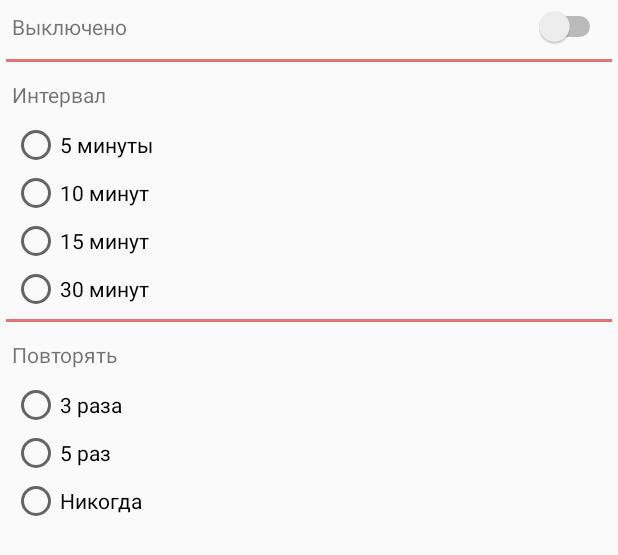
After one commit to AntonZarytski/CycleAlarm, an Android app: the layout pause_dialog.xml on its own in the app's theme, with its tools: preview values and no code run, on a phone screen of 412 x 824 dp. The commit adds this screen. Shown: the top 555 px of the screen. Run offline under Robolectric (Android 15) with nearby library versions, the phone set to English and light mode, and no system bars.

Commit message:
fixed bugs when adding a new cycle, and add ability to add a pause to alarm(dialog frame)

```diff
--- a/app/src/main/java/zaritsky/com/cyclealarm/fragments/CalendarFragment.java
+++ b/app/src/main/java/zaritsky/com/cyclealarm/fragments/CalendarFragment.java
@@ -49,9 +49,9 @@ public class CalendarFragment extends Fragment {
         }
         ArrayAdapter<CharSequence> adapter = new ArrayAdapter<>(getContext(), R.layout.spinner_item, cyclesNames);
         cycleSelector.setAdapter(adapter);
-        if (cycleList!=null){
+        if (!cycleList.isEmpty()){
          typeCycle = new ArrayList<>();
-        currentCycle = cycleList.get(0);
+         currentCycle = cycleList.get(0);
             for (int i = 0; i <currentCycle.getCycle().size() ; i++) {
                 if (currentCycle.getCycle().get(i)!=null){
                     typeCycle.add(currentCycle.getCycle().get(i));
--- a/app/src/main/java/zaritsky/com/cyclealarm/fragments/TypeDayRecyclerList.java
+++ b/app/src/main/java/zaritsky/com/cyclealarm/fragments/TypeDayRecyclerList.java
@@ -28,7 +28,6 @@ public class TypeDayRecyclerList extends Fragment {
     private TypesList typesList;
     private TypeDayAdapter adapter;
     private RecyclerView recyclerView;
-
     @Override
     public void onAttach(Context context) {
         super.onAttach(context);
--- a/app/src/main/java/zaritsky/com/cyclealarm/models/AlarmList.java
+++ b/app/src/main/java/zaritsky/com/cyclealarm/models/AlarmList.java
@@ -45,7 +45,7 @@ public class AlarmList implements Serializable {
         alarmList.remove(position);
     }
     public void changeAlarm(Alarm newAlarm, int position){
-        removeAlarm(position);
+        alarmList.remove(position);
         alarmList.add(position, newAlarm);
     }
 }
--- a/app/src/main/java/zaritsky/com/cyclealarm/models/Cycle.java
+++ b/app/src/main/java/zaritsky/com/cyclealarm/models/Cycle.java
@@ -37,6 +37,9 @@ public class Cycle implements Serializable {
     public void removeFromCycle(int index){
         cycle.remove(index);
     }
+    public void setCycle(List<TypeOfDay> currentCycle){
+        cycle = currentCycle;
+    }
     public void setName(String name) {
         this.name = name;
     }
--- a/app/src/main/java/zaritsky/com/cyclealarm/models/CycleList.java
+++ b/app/src/main/java/zaritsky/com/cyclealarm/models/CycleList.java
@@ -36,6 +36,10 @@ public class CycleList implements Serializable{
     public void removeCycle(Cycle cycle){
         cycleList.remove(cycle);
     }
+    public void changeCycle(Cycle newcycle, int changedCyclePosition){
+        cycleList.remove(changedCyclePosition);
+        cycleList.add(changedCyclePosition, newcycle);
+    }
 
     public List<Cycle> getCycleList() {
         return cycleList;
--- /dev/null
+++ b/app/src/main/res/layout/pause_dialog.xml
@@ -0,0 +1,119 @@
+<?xml version="1.0" encoding="utf-8"?>
+<RelativeLayout xmlns:android="http://schemas.android.com/apk/res/android"
+    android:layout_width="match_parent"
+    android:layout_height="match_parent">
+
+    <TextView
+        android:id="@+id/pause_text_view_dialog"
+        android:layout_width="wrap_content"
+        android:layout_height="wrap_content"
+        android:padding="8dp"
+        android:layout_alignParentStart="true"
+        android:text="@string/on" />
+
+    <Switch
+        android:id="@+id/switch_pause_dialog"
+        android:layout_width="wrap_content"
+        android:layout_height="wrap_content"
+        android:layout_alignParentEnd="true"
+        android:padding="8dp" />
+
+    <LinearLayout
+        android:id="@+id/line_pause_dialog"
+        android:layout_width="match_parent"
+        android:layout_height="2dp"
+        android:layout_below="@id/switch_pause_dialog"
+        android:layout_margin="4dp"
+        android:background="@color/colorAccent"
+        android:orientation="horizontal" />
+
+    <ScrollView
+        android:layout_width="match_parent"
+        android:layout_height="wrap_content"
+        android:layout_below="@id/line_pause_dialog">
+
+        <LinearLayout
+            android:id="@+id/data_pause_dialog"
+            android:layout_width="match_parent"
+            android:layout_height="wrap_content"
+            android:orientation="vertical">
+            <TextView
+                android:id="@+id/interval_text_view"
+                android:layout_width="wrap_content"
+                android:layout_height="wrap_content"
+                android:padding="8dp"
+                android:text="@string/interval" />
+
+            <RadioGroup
+                android:id="@+id/radiobtn_group_pause"
+                android:layout_width="wrap_content"
+                android:layout_height="wrap_content"
+                android:paddingStart="8dp">
+
+                <RadioButton
+                    android:id="@+id/five_min_pause"
+                    android:layout_width="wrap_content"
+                    android:layout_height="wrap_content"
+                    android:text="@string/five_minute" />
+
+                <RadioButton
+                    android:id="@+id/ten_min_pause"
+                    android:layout_width="wrap_content"
+                    android:layout_height="wrap_content"
+                    android:text="@string/ten_minute" />
+
+                <RadioButton
+                    android:id="@+id/fifteen_min_pause"
+                    android:layout_width="wrap_content"
+                    android:layout_height="wrap_content"
+                    android:text="@string/fifteen" />
+
+                <RadioButton
+                    android:id="@+id/thirty_min_pause"
+                    android:layout_width="wrap_content"
+                    android:layout_height="wrap_content"
+                    android:text="@string/thirty_minute" />
+            </RadioGroup>
+
+            <LinearLayout
+                android:id="@+id/line_pause_dialog1"
+                android:layout_width="match_parent"
+                android:layout_height="2dp"
+                android:layout_margin="4dp"
+                android:background="@color/colorAccent"
+                android:orientation="horizontal" />
+
+            <TextView
+                android:id="@+id/repeat_after_pause_text_view_dialog"
+                android:layout_width="wrap_content"
+                android:layout_height="wrap_content"
+                android:padding="8dp"
+                android:text="@string/repeat" />
+
+            <RadioGroup
+                android:id="@+id/radiobtn_group_repeat"
+                android:layout_width="wrap_content"
+                android:layout_height="wrap_content"
+                android:paddingStart="8dp">
+
+                <RadioButton
+                    android:id="@+id/three_time"
+                    android:layout_width="wrap_content"
+                    android:layout_height="wrap_content"
+                    android:text="@string/tree_time" />
+
+                <RadioButton
+                    android:id="@+id/fifth_time"
+                    android:layout_width="wrap_content"
+                    android:layout_height="wrap_content"
+                    android:text="@string/fifth_time" />
+
+                <RadioButton
+                    android:id="@+id/newer_repeat"
+                    android:layout_width="wrap_content"
+                    android:layout_height="wrap_content"
+                    android:text="@string/newer" />
+            </RadioGroup>
+        </LinearLayout>
+    </ScrollView>
+</RelativeLayout>
--- a/app/src/main/res/layout/type_of_day_table_element.xml
+++ b/app/src/main/res/layout/type_of_day_table_element.xml
@@ -11,7 +11,6 @@
         android:id="@+id/type_of_day_name_table"
         android:layout_width="match_parent"
         android:layout_height="match_parent"
-        android:background="@color/colorAccent"
         android:layout_weight="1"
         android:layout_gravity="center" />
 
@@ -20,7 +19,6 @@
         android:layout_width="match_parent"
         android:layout_height="match_parent"
         android:layout_weight="1"
-        android:layout_gravity="center"
-        android:background="@color/colorAccent"/>
+        android:layout_gravity="center"/>
 
 </LinearLayout>
--- a/app/src/main/res/values/strings.xml
+++ b/app/src/main/res/values/strings.xml
@@ -42,6 +42,16 @@
     <string name="color">Цвет:</string>
     <string name="appwidget_text">CALENDAR</string>
     <string name="add_widget">Add widget</string>
+    <string name="interval">Интервал</string>
+    <string name="five_minute">5 минуты</string>
+    <string name="ten_minute">10 минут</string>
+    <string name="fifteen">15 минут</string>
+    <string name="thirty_minute">30 минут</string>
+    <string name="repeat">Повторять</string>
+    <string name="tree_time">3 раза</string>
+    <string name="fifth_time">5 раз</string>
+    <string name="newer">Никогда</string>
+    <string name="on">Выключено</string>
 
 
 </resources>
```
Also changed, not shown: app/src/main/java/zaritsky/com/cyclealarm/activities/MainActivity.java (+11 -11 lines), app/src/main/java/zaritsky/com/cyclealarm/fragments/AlarmAdd.java (+102 -13 lines), app/src/main/java/zaritsky/com/cyclealarm/fragments/CycleAdd.java (+53 -21 lines), app/src/main/java/zaritsky/com/cyclealarm/models/Alarm.java (+8 -0 lines).
